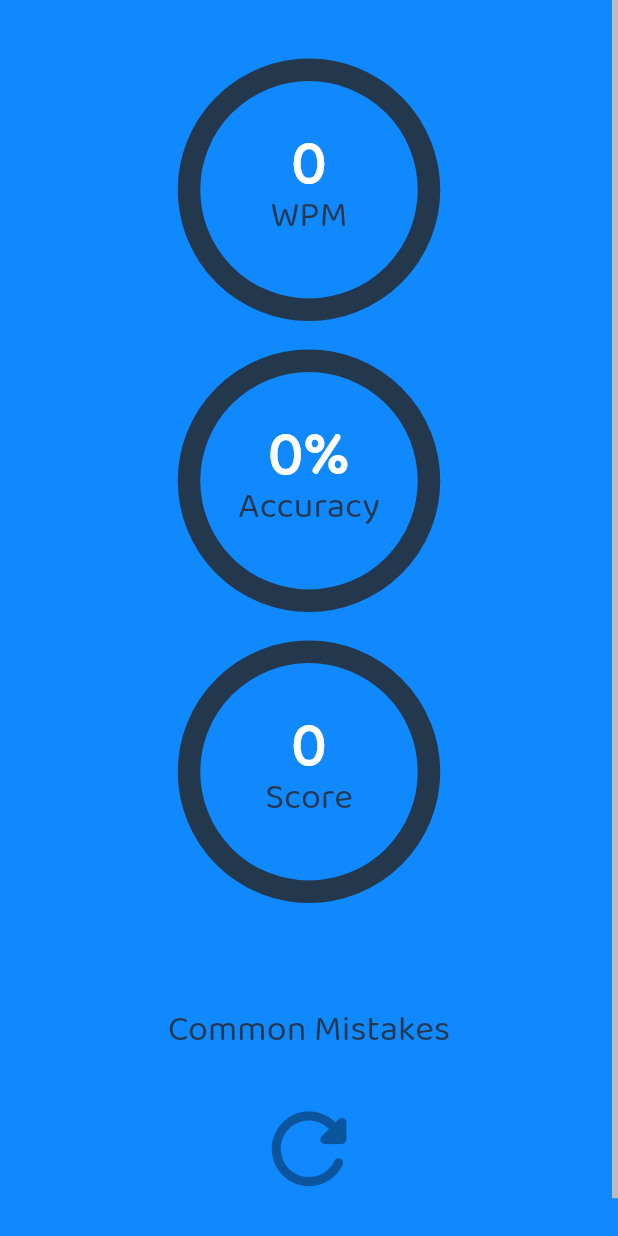
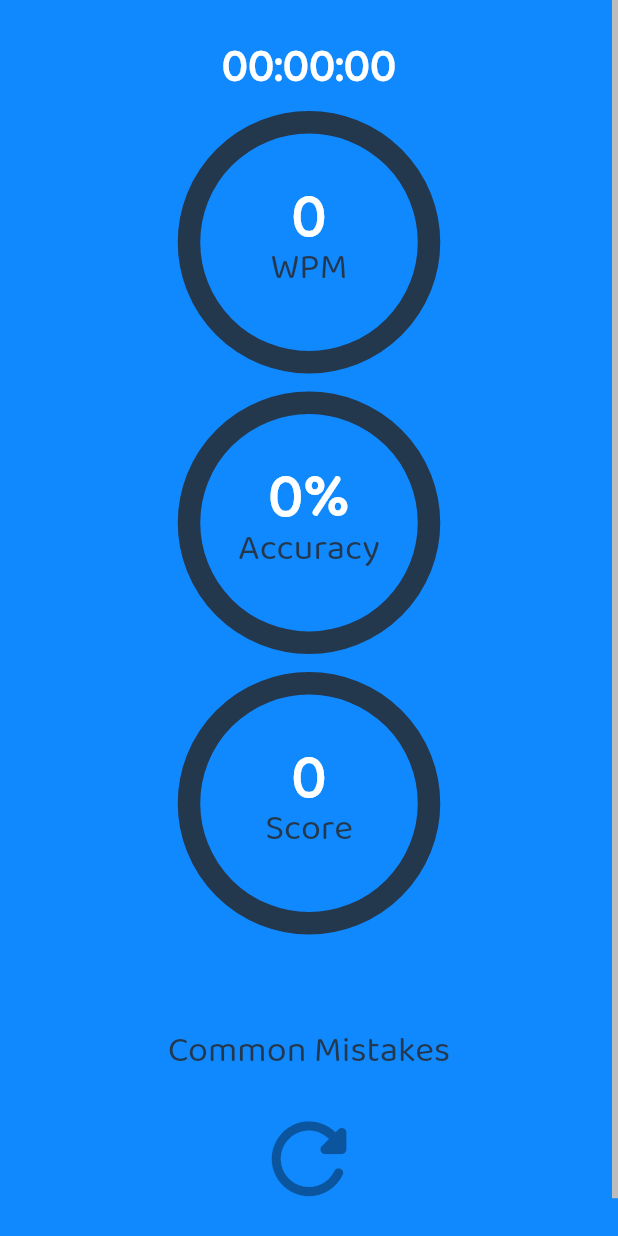
Before and after one commit to JakesMD/TypeTypeGo, a Flutter app: the ResultsSideBar widget shown alone on an empty page, opened directly, on a phone screen of 412 x 824 dp. Run offline on Flutter 3.47's test engine with Material 2 defaults, Android fonts, the light colour scheme and no system bars; drawn by our look-alikes of percent_indicator; our stand-ins replace flutter_hooks, responsive_builder; missing offline and left inert: dart:js.

Commit message:
Add stopwatch

```diff
--- a/lib/screens/main/resultsSideBar.dart
+++ b/lib/screens/main/resultsSideBar.dart
@@ -2,6 +2,7 @@
 import 'package:percent_indicator/circular_percent_indicator.dart';
 import 'package:typetypego/config/config.dart';
 import 'package:typetypego/config/palette.dart';
+import 'package:typetypego/services/tools.dart';
 
 /// The blue container with 3 circular percent indicators that displays the results of the typing test.
 class ResultsSideBar extends StatefulWidget {
@@ -19,9 +20,13 @@
   void update(
           {required double wpm,
           required double accuracy,
+          required int millisElapsed,
           required List<String> commonMistakes}) =>
       _resultsSideBarState.update(
-          wpm: wpm, accuracy: accuracy, commonMistakes: commonMistakes);
+          wpm: wpm,
+          accuracy: accuracy,
+          millisElapsed: millisElapsed,
+          commonMistakes: commonMistakes);
 }
 
 class _ResultsSideBarState extends State<ResultsSideBar> {
@@ -32,6 +37,7 @@
   double _score = 0;
   double _scorePercent = 0;
   List<String> _commonMistakes = [];
+  int _millisElapsed = 0;
 
   /// Updates the circular percent indicators with the new wpm, accuracy and common mistakes results.
   ///
@@ -40,6 +46,7 @@
   void update(
       {required double wpm,
       required double accuracy,
+      required int millisElapsed,
       required List<String> commonMistakes}) {
     setState(() {
       _wpm = wpm;
@@ -48,6 +55,7 @@
       _score = _wpm * (accuracy * 100);
       _scorePercent = _score / Config.scoreTarget;
       _commonMistakes = commonMistakes;
+      _millisElapsed = millisElapsed;
     });
   }
 
@@ -68,6 +76,16 @@
           child: Column(
             mainAxisAlignment: MainAxisAlignment.spaceEvenly,
             children: [
+              // The stopwatch.
+              Text(
+                Tools.formatTime(_millisElapsed),
+                style: TextStyle(
+                  color: Palette.white,
+                  fontSize: 30,
+                  fontWeight: FontWeight.bold,
+                  height: 1,
+                ),
+              ),
               // The WPM results.
               ResultsCircularPercentIndicator(
                 percent: _wpmPercent < 1 ? _wpmPercent : 1,
--- a/lib/services/tools.dart
+++ b/lib/services/tools.dart
@@ -10,4 +10,12 @@
       ["https://" + Config.repositoryUrl],
     );
   }
+
+  static String formatTime(int milliseconds) {
+    var secs = milliseconds ~/ 1000;
+    var minutes = ((secs % 3600) ~/ 60).toString().padLeft(2, '0');
+    var seconds = (secs % 60).toString().padLeft(2, '0');
+    var millis = (milliseconds % 10).toString().padLeft(2, '0');
+    return "$minutes:$seconds:$millis";
+  }
 }
```
Also changed, not shown: lib/screens/main/mainScreen.dart (+10 -4 lines).
